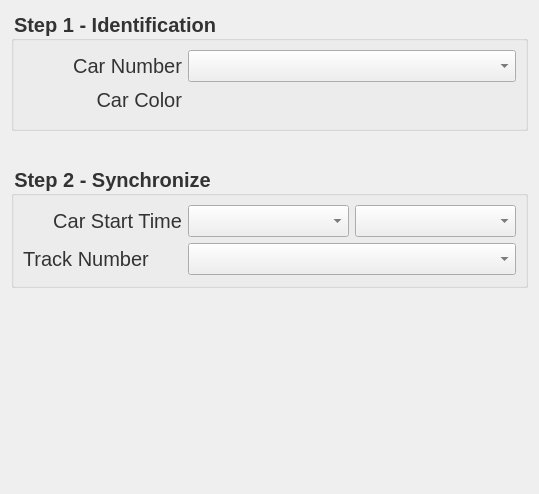
Above: widgets/GPSForm.ui from bluemellophone/gzc-client before the change. Below: the same form after it.
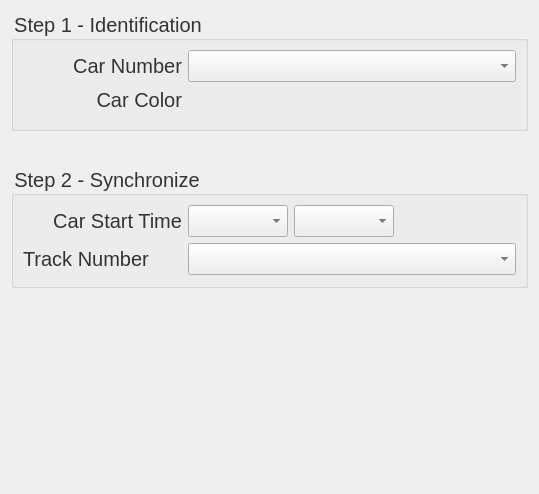
That is the form after the change.

What changed in the file:
```diff
--- a/widgets/GPSForm.ui
+++ b/widgets/GPSForm.ui
@@ -41,8 +41,6 @@
        <property name="font">
         <font>
          <pointsize>-1</pointsize>
-         <weight>75</weight>
-         <bold>true</bold>
         </font>
        </property>
        <property name="styleSheet">
@@ -139,8 +137,6 @@
        <property name="font">
         <font>
          <pointsize>-1</pointsize>
-         <weight>75</weight>
-         <bold>true</bold>
         </font>
        </property>
        <property name="styleSheet">
@@ -182,10 +178,24 @@
         <item row="0" column="1">
          <layout class="QHBoxLayout" name="horizontalLayout">
           <item>
-           <widget class="QComboBox" name="timeHour"/>
+           <widget class="QComboBox" name="timeHour">
+            <property name="maximumSize">
+             <size>
+              <width>100</width>
+              <height>16777215</height>
+             </size>
+            </property>
+           </widget>
           </item>
           <item>
-           <widget class="QComboBox" name="timeMinute"/>
+           <widget class="QComboBox" name="timeMinute">
+            <property name="maximumSize">
+             <size>
+              <width>100</width>
+              <height>16777215</height>
+             </size>
+            </property>
+           </widget>
           </item>
          </layout>
         </item>
```
